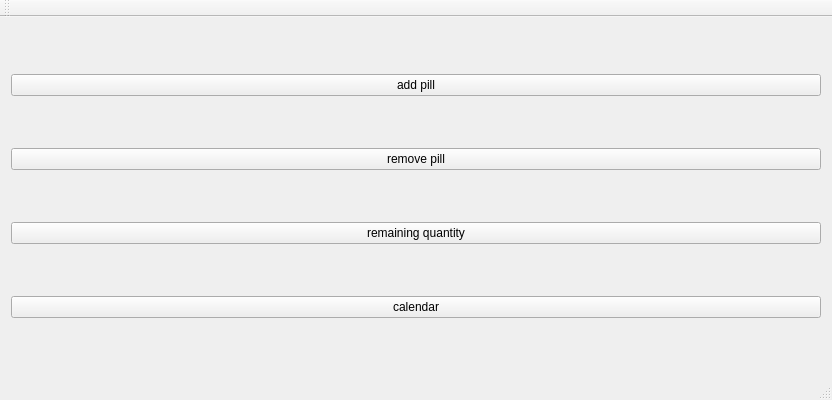
andr0meda727/pill_app, file pill_app/pill_app.ui: the form before one commit.
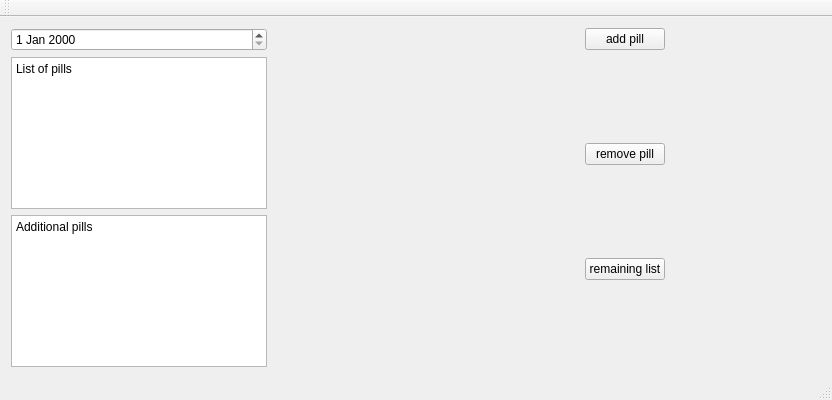
The form after the commit.

Commit message: changed layout and made date picker working with list of pills from file

Patch:
```diff
--- a/pill_app/pill_app.ui
+++ b/pill_app/pill_app.ui
@@ -16,37 +16,143 @@
   <widget class="QWidget" name="centralWidget">
    <layout class="QHBoxLayout" name="horizontalLayout">
     <item>
-     <layout class="QVBoxLayout" name="verticalLayout">
-      <item>
-       <widget class="QPushButton" name="add_pill_push_button">
-        <property name="text">
-         <string>add pill</string>
+     <layout class="QGridLayout" name="gridLayout">
+      <item row="9" column="0">
+       <widget class="QTextBrowser" name="list_of_pills_display">
+        <property name="html">
+         <string>&lt;!DOCTYPE HTML PUBLIC &quot;-//W3C//DTD HTML 4.0//EN&quot; &quot;http://www.w3.org/TR/REC-html40/strict.dtd&quot;&gt;
+&lt;html&gt;&lt;head&gt;&lt;meta name=&quot;qrichtext&quot; content=&quot;1&quot; /&gt;&lt;meta charset=&quot;utf-8&quot; /&gt;&lt;style type=&quot;text/css&quot;&gt;
+p, li { white-space: pre-wrap; }
+hr { height: 1px; border-width: 0; }
+li.unchecked::marker { content: &quot;\2610&quot;; }
+li.checked::marker { content: &quot;\2612&quot;; }
+&lt;/style&gt;&lt;/head&gt;&lt;body style=&quot; font-family:'Segoe UI'; font-size:9pt; font-weight:400; font-style:normal;&quot;&gt;
+&lt;p style=&quot; margin-top:0px; margin-bottom:0px; margin-left:0px; margin-right:0px; -qt-block-indent:0; text-indent:0px;&quot;&gt;List of pills&lt;/p&gt;&lt;/body&gt;&lt;/html&gt;</string>
         </property>
        </widget>
       </item>
-      <item>
+      <item row="0" column="0">
+       <widget class="QDateEdit" name="date_edit"/>
+      </item>
+      <item row="10" column="0">
+       <widget class="QTextBrowser" name="additional_pills_display">
+        <property name="html">
+         <string>&lt;!DOCTYPE HTML PUBLIC &quot;-//W3C//DTD HTML 4.0//EN&quot; &quot;http://www.w3.org/TR/REC-html40/strict.dtd&quot;&gt;
+&lt;html&gt;&lt;head&gt;&lt;meta name=&quot;qrichtext&quot; content=&quot;1&quot; /&gt;&lt;meta charset=&quot;utf-8&quot; /&gt;&lt;style type=&quot;text/css&quot;&gt;
+p, li { white-space: pre-wrap; }
+hr { height: 1px; border-width: 0; }
+li.unchecked::marker { content: &quot;\2610&quot;; }
+li.checked::marker { content: &quot;\2612&quot;; }
+&lt;/style&gt;&lt;/head&gt;&lt;body style=&quot; font-family:'Segoe UI'; font-size:9pt; font-weight:400; font-style:normal;&quot;&gt;
+&lt;p style=&quot; margin-top:0px; margin-bottom:0px; margin-left:0px; margin-right:0px; -qt-block-indent:0; text-indent:0px;&quot;&gt;Additional pills&lt;/p&gt;&lt;/body&gt;&lt;/html&gt;</string>
+        </property>
+       </widget>
+      </item>
+     </layout>
+    </item>
+    <item>
+     <spacer name="horizontalSpacer_3">
+      <property name="orientation">
+       <enum>Qt::Orientation::Horizontal</enum>
+      </property>
+      <property name="sizeHint" stdset="0">
+       <size>
+        <width>40</width>
+        <height>20</height>
+       </size>
+      </property>
+     </spacer>
+    </item>
+    <item>
+     <spacer name="horizontalSpacer">
+      <property name="orientation">
+       <enum>Qt::Orientation::Horizontal</enum>
+      </property>
+      <property name="sizeHint" stdset="0">
+       <size>
+        <width>40</width>
+        <height>20</height>
+       </size>
+      </property>
+     </spacer>
+    </item>
+    <item>
+     <layout class="QGridLayout" name="gridLayout_2">
+      <item row="2" column="0">
        <widget class="QPushButton" name="remove_pill_push_button">
         <property name="text">
          <string>remove pill</string>
         </property>
        </widget>
       </item>
-      <item>
+      <item row="3" column="0">
+       <spacer name="verticalSpacer_2">
+        <property name="orientation">
+         <enum>Qt::Orientation::Vertical</enum>
+        </property>
+        <property name="sizeHint" stdset="0">
+         <size>
+          <width>20</width>
+          <height>40</height>
+         </size>
+        </property>
+       </spacer>
+      </item>
+      <item row="0" column="0">
+       <widget class="QPushButton" name="add_pill_push_button">
+        <property name="text">
+         <string>add pill</string>
+        </property>
+       </widget>
+      </item>
+      <item row="1" column="0">
+       <spacer name="verticalSpacer">
+        <property name="orientation">
+         <enum>Qt::Orientation::Vertical</enum>
+        </property>
+        <property name="sizeHint" stdset="0">
+         <size>
+          <width>20</width>
+          <height>40</height>
+         </size>
+        </property>
+       </spacer>
+      </item>
+      <item row="4" column="0">
        <widget class="QPushButton" name="remaining_quantity_push_button">
         <property name="text">
-         <string>remaining quantity</string>
+         <string>remaining list</string>
         </property>
        </widget>
       </item>
-      <item>
-       <widget class="QPushButton" name="calendar_push_button">
-        <property name="text">
-         <string>calendar</string>
+      <item row="5" column="0">
+       <spacer name="verticalSpacer_3">
+        <property name="orientation">
+         <enum>Qt::Orientation::Vertical</enum>
         </property>
-       </widget>
+        <property name="sizeHint" stdset="0">
+         <size>
+          <width>20</width>
+          <height>40</height>
+         </size>
+        </property>
+       </spacer>
       </item>
      </layout>
     </item>
+    <item>
+     <spacer name="horizontalSpacer_2">
+      <property name="orientation">
+       <enum>Qt::Orientation::Horizontal</enum>
+      </property>
+      <property name="sizeHint" stdset="0">
+       <size>
+        <width>40</width>
+        <height>20</height>
+       </size>
+      </property>
+     </spacer>
+    </item>
    </layout>
   </widget>
   <widget class="QMenuBar" name="menuBar">
```
Left out of the diff: 20 changed lines with no effect on the pictures. The commit also changes 3 other files.
